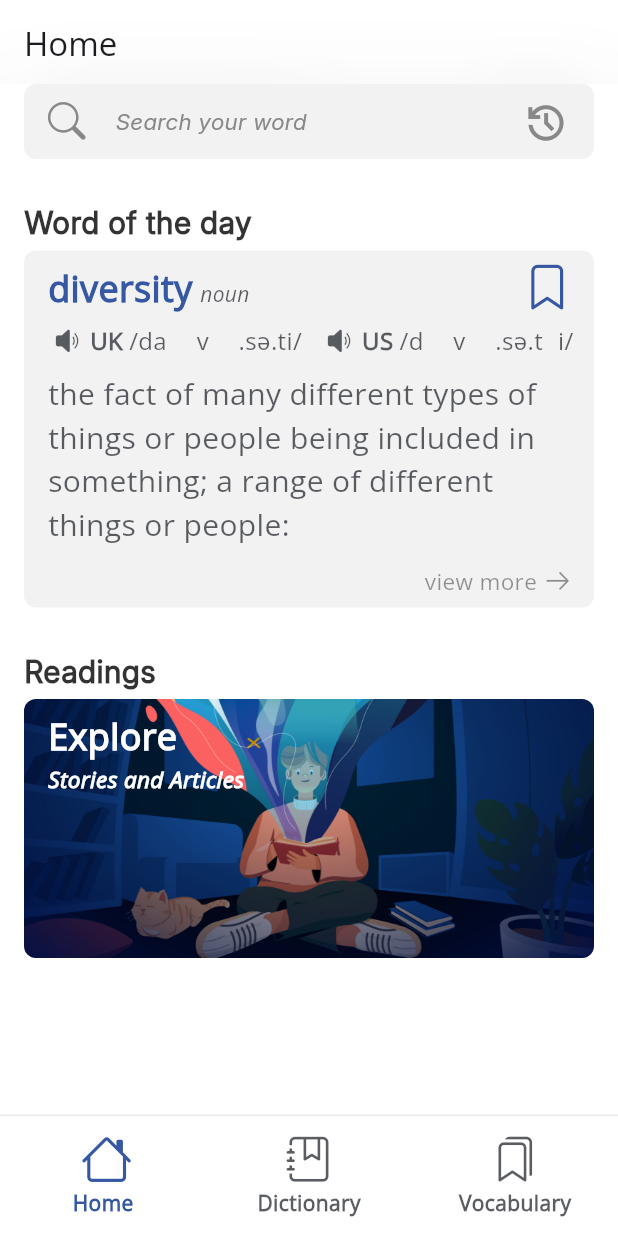
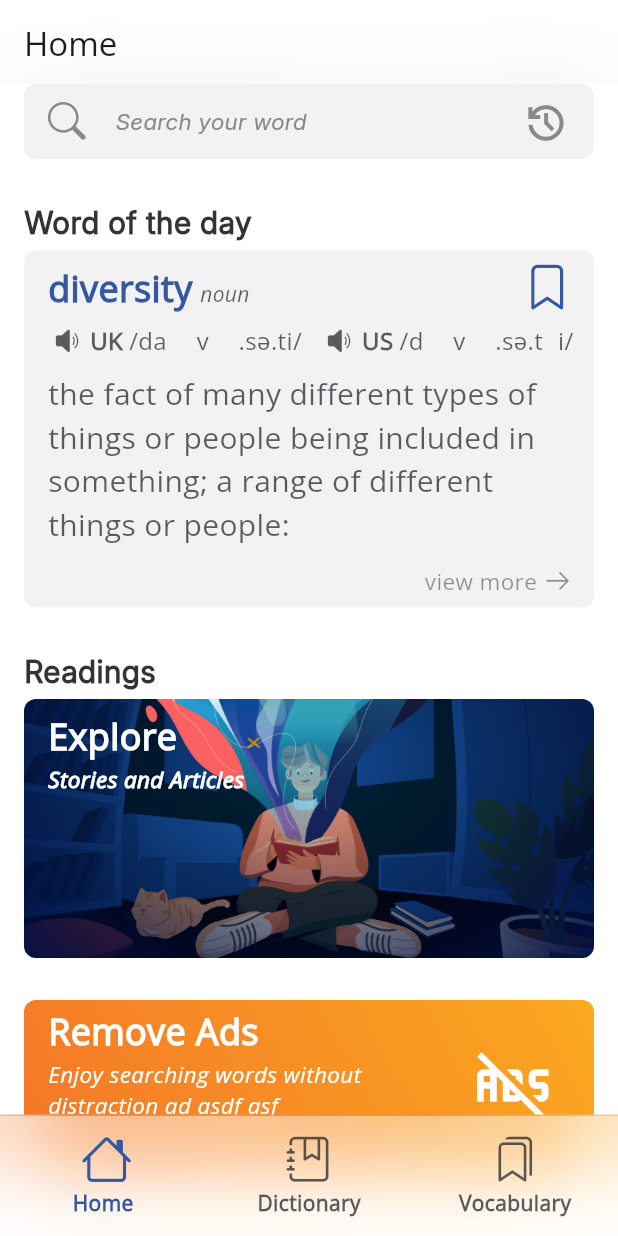
Before and after one commit to nguyenhuuthai-99/eng_dict, a Flutter app: the screen it shows after launch, on a phone screen of 412 x 824 dp. Run offline on Flutter 3.47's test engine with Material 3 defaults, Android fonts, the phone set to English and light mode, and no system bars; our stand-ins replace google_fonts, just_audio.

Commit message:
add glass bottom navigation bar and app bar

```diff
--- /dev/null
+++ b/lib/view/component/glass_app_bar.dart
@@ -0,0 +1,31 @@
+import 'dart:ui';
+
+import 'package:flutter/material.dart';
+
+class GlassAppBar extends StatelessWidget implements PreferredSizeWidget{
+  final String title;
+  late final AppBar appBar;
+  GlassAppBar({required this.title,super.key}){
+    appBar = AppBar(
+      title: Text(title),
+      backgroundColor: Colors.white.withOpacity(0.2),
+      surfaceTintColor: Colors.white.withOpacity(0.2),
+    );
+  }
+
+  @override
+  PreferredSizeWidget build(BuildContext context) {
+
+    return PreferredSize(
+      child: ClipRRect(
+          child: BackdropFilter(
+              filter: ImageFilter.blur(sigmaX: 25, sigmaY: 25, tileMode: TileMode.mirror),
+              child: appBar)),
+      preferredSize: Size(MediaQuery.of(context).size.width, appBar.preferredSize.height),
+    );
+  }
+
+  @override
+  // TODO: implement preferredSize
+  Size get preferredSize => const Size.fromHeight(kToolbarHeight);
+}
--- a/lib/view/screens/home_screen.dart
+++ b/lib/view/screens/home_screen.dart
@@ -1,15 +1,14 @@
 import 'dart:ui';
 
 import 'package:eng_dict/model/word_form.dart';
+import 'package:eng_dict/view/component/glass_app_bar.dart';
 import 'package:eng_dict/view/utils/constants.dart';
 import 'package:eng_dict/view/widgets/readings_box.dart';
 import 'package:eng_dict/view/widgets/word_of_the_day_box.dart';
 import 'package:flutter/material.dart';
-import 'package:google_fonts/google_fonts.dart';
-import 'package:just_audio/just_audio.dart';
 import '../../model/word.dart';
 import '../utils/custom_icon.dart';
-import '../widgets/search_bar.dart';
+import '../component/search_bar.dart';
 
 class HomeScreen extends StatelessWidget {
 
@@ -25,9 +24,6 @@ class HomeScreen extends StatelessWidget {
 
 
   init(){
-    //Build Appbar
-    appBar = buildAppBar();
-
     //Get Word of the day
     wordForm = getWordOfTheDay();
 
@@ -49,27 +45,12 @@ class HomeScreen extends StatelessWidget {
   }
 
 
-
-  AppBar buildAppBar(){
-    return AppBar(
-      title: Text("Home"),
-      backgroundColor: Colors.white.withOpacity(0.2),
-      surfaceTintColor: Colors.grey.withOpacity(0.2),
-    );
-  }
-
   @override
   Widget build(BuildContext context) {
     return Scaffold(
       extendBodyBehindAppBar: true,
       backgroundColor: Colors.white,
-      appBar: PreferredSize(
-        child: ClipRRect(
-            child: BackdropFilter(
-                filter: ImageFilter.blur(sigmaX: 25, sigmaY: 25),
-                child: appBar)),
-        preferredSize: Size(MediaQuery.of(context).size.width, appBar.preferredSize.height),
-      ),
+      appBar: GlassAppBar(title: 'Home',),
       body: Padding(
         padding: const EdgeInsets.symmetric(horizontal: Constant.kMarginLarge),
         child: ListView(
@@ -78,10 +59,48 @@ class HomeScreen extends StatelessWidget {
               const SizedBox(height: Constant.kMarginExtraLarge,),
               WordOfTheDayBox(wordForm: wordForm,),
               const SizedBox(height: Constant.kMarginExtraLarge,),
-              const ReadingsBox()
+              const ReadingsBox(),
+              const RemoveAdsBox()
           ],
         ),
       ),
     );
   }
 }
+
+class RemoveAdsBox extends StatelessWidget {
+  const RemoveAdsBox({super.key});
+
+  @override
+  Widget build(BuildContext context) {
+    return Container(
+      margin: EdgeInsets.symmetric(vertical: Constant.kMarginExtraLarge),
+      decoration: const BoxDecoration(
+        borderRadius: BorderRadius.all(Radius.circular(Constant.kMarginSmall)),
+        gradient: Constant.kGradient,
+      ),
+      child: Row(
+        children: [
+          Expanded(
+            child: const Padding(
+              padding: EdgeInsets.symmetric(horizontal: Constant.kMarginLarge, vertical: Constant.kMarginExtraSmall),
+              child: Column(
+                crossAxisAlignment: CrossAxisAlignment.start,
+                children: [
+                  Text("Remove Ads", style: TextStyle(fontWeight: FontWeight.bold,fontSize: 24,color: Colors.white),),
+                  Text(
+                    "Enjoy searching words without distraction ad asdf asf ", style: TextStyle(color: Colors.white, fontStyle: FontStyle.italic, fontSize: 15),),
+                  Icon(CustomIcon.arrow, color: Colors.white,size: 30,)
+
+                ],
+              ),
+            ),
+          ),
+          Container(
+            margin: EdgeInsets.only(right: 30),
+              child: Icon(CustomIcon.noads, color: Colors.white,size: 50,))
+        ],
+      ),
+    );
+  }
+}
--- a/lib/view/utils/constants.dart
+++ b/lib/view/utils/constants.dart
@@ -15,6 +15,12 @@ class Constant {
   static const Color kButtonUnselectedColor = Color(0xB81B1F26);
   static const Color kGreyText = Color(0xff888888);
   static const Color kLightGreyText = Color(0x6b000000);
+  static const Gradient kGradient = LinearGradient(
+      transform: GradientRotation(-0.5),
+      colors: [
+        Color(0xffF47728),
+        Color(0xffFBA820)
+  ]);
 
   //Text Colors
   static const Color kHeading1Color = Color(0xcc000000);
--- a/lib/view/widgets/navigation_menu.dart
+++ b/lib/view/widgets/navigation_menu.dart
@@ -1,3 +1,5 @@
+
+import 'dart:ui';
 
 import 'package:eng_dict/view/screens/home_screen.dart';
 import 'package:flutter/material.dart';
@@ -12,8 +14,12 @@ class NavigationMenu extends StatelessWidget {
   Widget build(BuildContext context) {
     ScreenData data = Provider.of<ScreenData>(context);
     return Scaffold(
+      extendBody: true,
       bottomNavigationBar: NavigationBarTheme(
         data: buildNavigationBarThemeData(),
+        child: ClipRRect(
+          child: BackdropFilter(
+            filter: ImageFilter.blur(sigmaX:25, sigmaY: 25, tileMode: TileMode.mirror),
             child: Container(
               decoration: BoxDecoration(
                 border: Border(
@@ -25,13 +31,15 @@ class NavigationMenu extends StatelessWidget {
               child: NavigationBar(
                   selectedIndex: data.index,
                   indicatorColor: Colors.transparent,
-              backgroundColor: Colors.white,
+                  backgroundColor: Colors.white.withOpacity(0.4),
                   onDestinationSelected: (index)=>data.changeIndex(index),
                   destinations: const [
                 NavigationDestination(icon: Icon(CustomIcon.house),  label: "Home"),
                 NavigationDestination(icon:Icon(CustomIcon.book), label: "Dictionary"),
                 NavigationDestination(icon: Icon(CustomIcon.vocabulary),  label: "Vocabulary"),
               ],),
+            ),
+          ),
         ),
       ),
       body: data.screens[data.index],
```
Also changed, not shown: lib/view/component/search_bar.dart (renamed from lib/view/widgets/search_bar.dart). Lines whose indentation alone changed are shown as unchanged.
